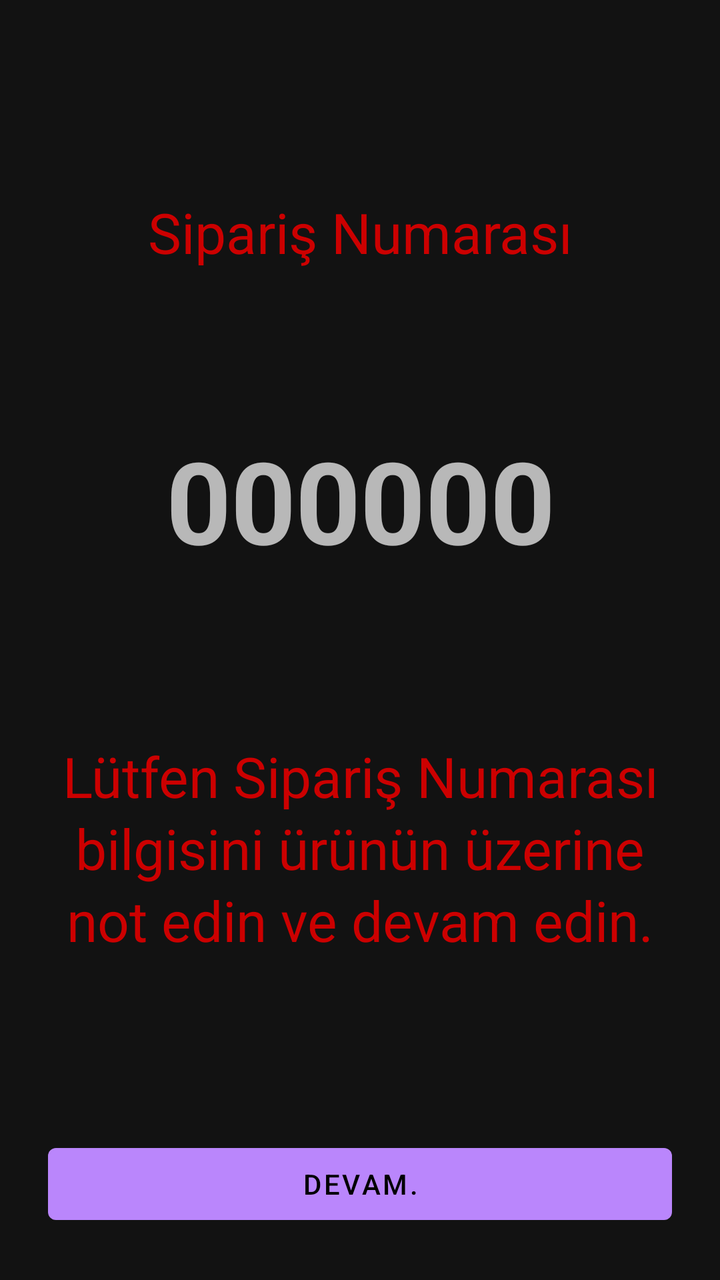
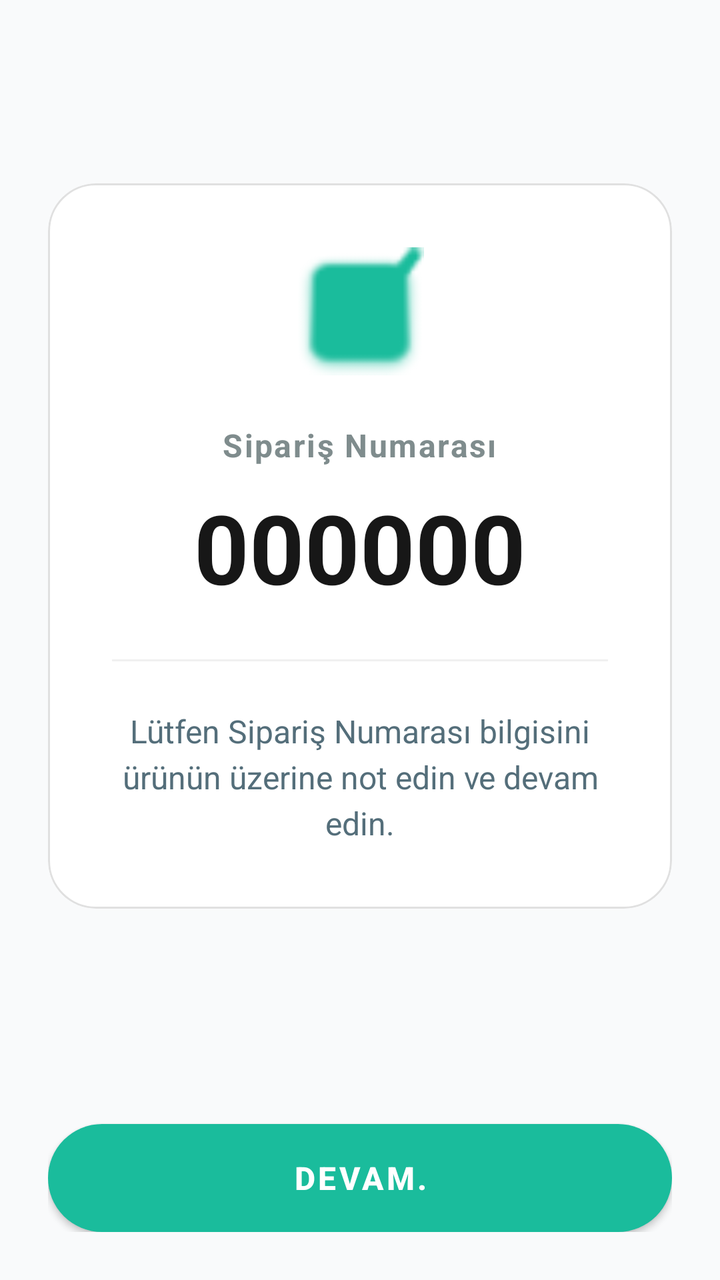

Screens rendered from an Android XML layout before and after an edit, with the pre-edit source and the edit as a unified diff.
<!-- AndroidManifest.xml: application theme Theme.MaterialComponents.NoActionBar -->
<!-- res/layout/activity_order_preparation.xml -->
<?xml version="1.0" encoding="utf-8"?>
<androidx.constraintlayout.widget.ConstraintLayout
    xmlns:android="http://schemas.android.com/apk/res/android"
    xmlns:app="http://schemas.android.com/apk/res-auto"
    android:id="@+id/root"
    android:layout_width="match_parent"
    android:layout_height="match_parent"
    android:padding="24dp"
    android:fitsSystemWindows="true">
    <com.google.android.material.textview.MaterialTextView
        android:id="@+id/tvOrderNumberLabel"
        android:layout_width="0dp"
        android:layout_height="wrap_content"
        android:gravity="center"
        android:text="@string/search_by_order_id_hint"
        android:textColor="@android:color/holo_red_dark"
        android:textAppearance="@style/TextAppearance.Material3.HeadlineMedium"
        android:layout_marginTop="8dp"
        app:layout_constraintStart_toStartOf="parent"
        app:layout_constraintEnd_toEndOf="parent"
        app:layout_constraintTop_toTopOf="parent"
        app:layout_constraintBottom_toTopOf="@id/tvOrderNumber" />

    <com.google.android.material.textview.MaterialTextView
        android:id="@+id/tvOrderNumber"
        android:layout_width="0dp"
        android:layout_height="wrap_content"
        android:gravity="center"
        android:padding="8dp"
        android:text="000000"
        android:textStyle="bold"
        android:textAppearance="@style/TextAppearance.Material3.DisplayLarge"
        android:layout_marginTop="4dp"
        app:layout_constraintStart_toStartOf="parent"
        app:layout_constraintEnd_toEndOf="parent"
        app:layout_constraintTop_toBottomOf="@id/tvOrderNumberLabel"
        app:layout_constraintBottom_toTopOf="@id/tvDescription" />
    
    <com.google.android.material.textview.MaterialTextView
        android:id="@+id/tvDescription"
        android:layout_width="0dp"
        android:layout_height="wrap_content"
        android:gravity="center"
        android:paddingTop="8dp"
        android:paddingBottom="24dp"
        android:textColor="@android:color/holo_red_dark"
        android:text="@string/order_number_note"
        android:textAppearance="@style/TextAppearance.Material3.HeadlineMedium"
        app:layout_constraintTop_toBottomOf="@id/tvOrderNumber"
        app:layout_constraintStart_toStartOf="parent"
        app:layout_constraintEnd_toEndOf="parent"
        app:layout_constraintBottom_toTopOf="@id/btnContinue"
        app:layout_goneMarginBottom="16dp" />

    
    <com.google.android.material.button.MaterialButton
        android:id="@+id/btnContinue"
        android:layout_width="0dp"
        android:layout_height="wrap_content"
        android:text="@string/order_number_continue"
        app:layout_constraintStart_toStartOf="parent"
        app:layout_constraintEnd_toEndOf="parent"
        app:layout_constraintBottom_toBottomOf="parent" />

</androidx.constraintlayout.widget.ConstraintLayout>
<!-- resources referenced by this layout -->
<resources>
  <string name="order_number_continue">Devam.</string>
  <string name="order_number_note">Lütfen Sipariş Numarası bilgisini ürünün üzerine not edin ve devam edin.</string>
  <string name="search_by_order_id_hint">Sipariş Numarası</string>
</resources>

<!-- the commit's change to res/layout/activity_order_preparation.xml (unified diff, before → after) -->
@@ -5,61 +5,91 @@
     android:id="@+id/root"
     android:layout_width="match_parent"
     android:layout_height="match_parent"
+    android:background="#F9FAFB"
     android:padding="24dp"
     android:fitsSystemWindows="true">
-    <com.google.android.material.textview.MaterialTextView
-        android:id="@+id/tvOrderNumberLabel"
-        android:layout_width="0dp"
+
+    <com.google.android.material.card.MaterialCardView
+        android:id="@+id/infoCard"
+        android:layout_width="match_parent"
         android:layout_height="wrap_content"
-        android:gravity="center"
-        android:text="@string/search_by_order_id_hint"
-        android:textColor="@android:color/holo_red_dark"
-        android:textAppearance="@style/TextAppearance.Material3.HeadlineMedium"
-        android:layout_marginTop="8dp"
-        app:layout_constraintStart_toStartOf="parent"
-        app:layout_constraintEnd_toEndOf="parent"
+        app:cardCornerRadius="24dp"
+        app:cardElevation="0dp"
+        app:cardBackgroundColor="#FFFFFF"
+        app:strokeWidth="1dp"
+        app:strokeColor="#E0E0E0"
         app:layout_constraintTop_toTopOf="parent"
-        app:layout_constraintBottom_toTopOf="@id/tvOrderNumber" />
+        app:layout_constraintBottom_toTopOf="@id/btnContinue"
+        app:layout_constraintVertical_bias="0.4">
 
-    <com.google.android.material.textview.MaterialTextView
-        android:id="@+id/tvOrderNumber"
-        android:layout_width="0dp"
-        android:layout_height="wrap_content"
-        android:gravity="center"
-        android:padding="8dp"
-        android:text="000000"
-        android:textStyle="bold"
-        android:textAppearance="@style/TextAppearance.Material3.DisplayLarge"
-        android:layout_marginTop="4dp"
-        app:layout_constraintStart_toStartOf="parent"
-        app:layout_constraintEnd_toEndOf="parent"
-        app:layout_constraintTop_toBottomOf="@id/tvOrderNumberLabel"
-        app:layout_constraintBottom_toTopOf="@id/tvDescription" />
-    
-    <com.google.android.material.textview.MaterialTextView
-        android:id="@+id/tvDescription"
-        android:layout_width="0dp"
-        android:layout_height="wrap_content"
-        android:gravity="center"
-        android:paddingTop="8dp"
-        android:paddingBottom="24dp"
-        android:textColor="@android:color/holo_red_dark"
-        android:text="@string/order_number_note"
-        android:textAppearance="@style/TextAppearance.Material3.HeadlineMedium"
-        app:layout_constraintTop_toBottomOf="@id/tvOrderNumber"
-        app:layout_constraintStart_toStartOf="parent"
-        app:layout_constraintEnd_toEndOf="parent"
-        app:layout_constraintBottom_toTopOf="@id/btnContinue"
-        app:layout_goneMarginBottom="16dp" />
+        <LinearLayout
+            android:layout_width="match_parent"
+            android:layout_height="wrap_content"
+            android:orientation="vertical"
+            android:gravity="center"
+            android:padding="32dp">
 
-    
+            <ImageView
+                android:layout_width="64dp"
+                android:layout_height="64dp"
+                android:src="@android:drawable/checkbox_on_background"
+                app:tint="#1ABC9C"
+                android:layout_marginBottom="24dp"/>
+
+            <com.google.android.material.textview.MaterialTextView
+                android:id="@+id/tvOrderNumberLabel"
+                android:layout_width="wrap_content"
+                android:layout_height="wrap_content"
+                android:gravity="center"
+                android:text="@string/search_by_order_id_hint"
+                android:textColor="#7F8C8D"
+                android:textSize="16sp"
+                android:letterSpacing="0.05"
+                android:textStyle="bold"/>
+
+            <com.google.android.material.textview.MaterialTextView
+                android:id="@+id/tvOrderNumber"
+                android:layout_width="wrap_content"
+                android:layout_height="wrap_content"
+                android:gravity="center"
+                android:text="000000"
+                android:textStyle="bold"
+                android:textColor="#171717"
+                android:textSize="48sp"
+                android:layout_marginTop="8dp"/>
+
+            <View
+                android:layout_width="match_parent"
+                android:layout_height="1dp"
+                android:background="#F0F0F0"
+                android:layout_marginVertical="24dp"/>
+
+            <com.google.android.material.textview.MaterialTextView
+                android:id="@+id/tvDescription"
+                android:layout_width="wrap_content"
+                android:layout_height="wrap_content"
+                android:gravity="center"
+                android:text="@string/order_number_note"
+                android:textColor="#546E7A"
+                android:textSize="16sp"
+                android:lineSpacingExtra="4dp"/>
+
+        </LinearLayout>
+    </com.google.android.material.card.MaterialCardView>
+
     <com.google.android.material.button.MaterialButton
         android:id="@+id/btnContinue"
-        android:layout_width="0dp"
-        android:layout_height="wrap_content"
+        android:layout_width="match_parent"
+        android:layout_height="60dp"
         android:text="@string/order_number_continue"
+        android:textSize="16sp"
+        android:textStyle="bold"
+        android:textColor="#FFFFFF"
+        app:backgroundTint="#1ABC9C"
+        app:cornerRadius="30dp"
+        android:insetBottom="0dp"
+        app:layout_constraintBottom_toBottomOf="parent"
         app:layout_constraintStart_toStartOf="parent"
-        app:layout_constraintEnd_toEndOf="parent"
-        app:layout_constraintBottom_toBottomOf="parent" />
+        app:layout_constraintEnd_toEndOf="parent" />
 
 </androidx.constraintlayout.widget.ConstraintLayout>
